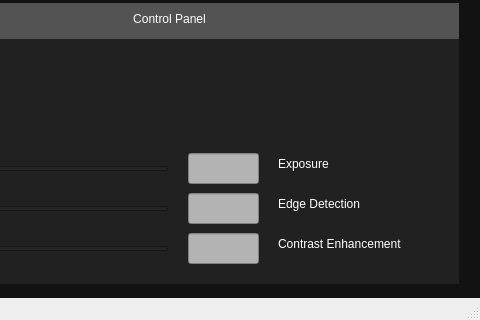
adamvallance/cellUview, file src/QT/gui.ui: the form before one commit; both pictures show x 682 to 1162 and y 616 to 936 of the 1162 by 936 pixel window.
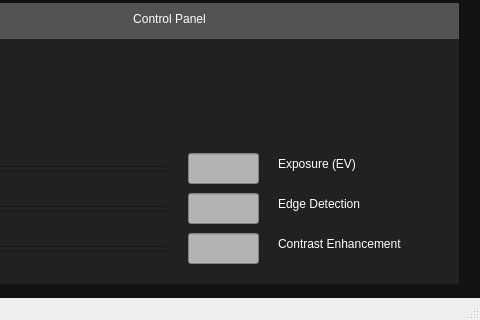
The form after the commit.

Commit message: EV label added and max values for sliders set to 100

Diff of the .ui file:
```diff
--- a/src/QT/gui.ui
+++ b/src/QT/gui.ui
@@ -390,7 +390,7 @@
        <string notr="true">color: rgb(255, 255, 255);</string>
       </property>
       <property name="text">
-       <string>Exposure</string>
+       <string>Exposure (EV)</string>
       </property>
      </widget>
      <widget class="QSlider" name="exposureSlider">
```
Left out of the diff: 8 changed lines with no effect on the pictures. The commit also changes 2 other files.
